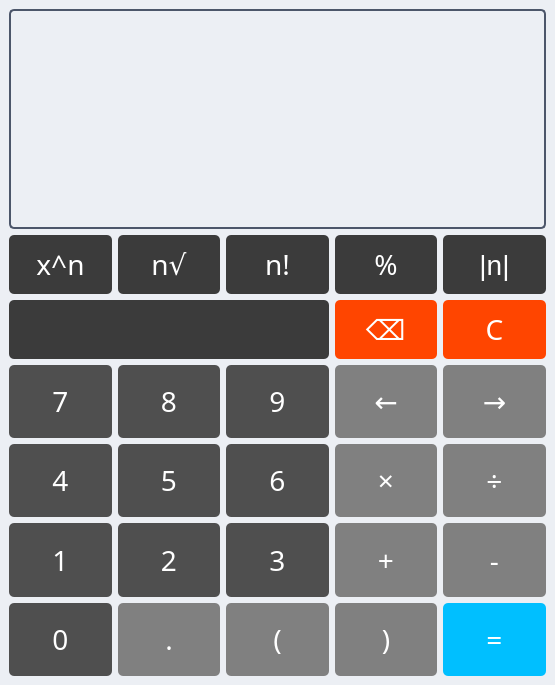
First picture: the form in src/calc.ui, repository Ekuuri/ivs-proj2, before the edit.
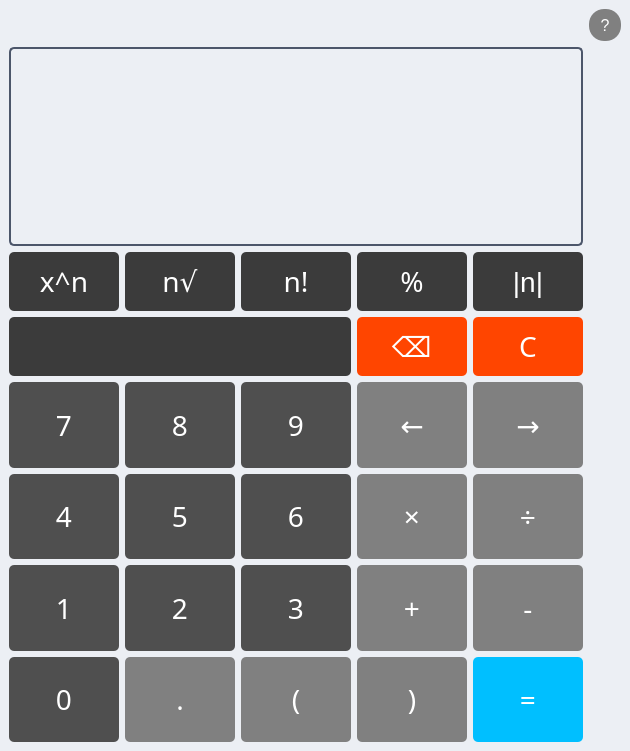
Second picture: the form after the edit.

Commit message: Created Help message button

What changed in the file:
```diff
--- a/src/calc.ui
+++ b/src/calc.ui
@@ -12,8 +12,8 @@
    <rect>
     <x>0</x>
     <y>0</y>
-    <width>555</width>
-    <height>685</height>
+    <width>630</width>
+    <height>751</height>
    </rect>
   </property>
   <property name="sizePolicy">
@@ -24,8 +24,8 @@
   </property>
   <property name="minimumSize">
    <size>
-    <width>555</width>
-    <height>685</height>
+    <width>570</width>
+    <height>695</height>
    </size>
   </property>
   <property name="windowTitle">
@@ -88,6 +88,17 @@
     border-radius: 5px;
 }
 
+/*Help button*/
+QPushButton#ButtonHelp {
+	border-radius: 15px;
+    background-color: #808080;
+    color: white;
+    border: none;
+    width: 12px;
+    height: 12px;
+	font-size: 16px;
+}
+
 /*All Buttons*/
 QPushButton {
     font-size: 28px;
@@ -175,14 +186,21 @@
    </property>
    <property name="minimumSize">
     <size>
-     <width>555</width>
-     <height>685</height>
+     <width>570</width>
+     <height>695</height>
     </size>
    </property>
    <layout class="QGridLayout" name="gridLayout_2">
     <item row="0" column="0">
-     <layout class="QGridLayout" name="gridLayout" rowstretch="6,1,1,2,2,2,2">
-      <item row="0" column="0" colspan="5">
+     <layout class="QGridLayout" name="gridLayout" rowstretch="0,7,2,2,3,3,3,3">
+      <item row="0" column="5">
+       <widget class="QPushButton" name="ButtonHelp">
+        <property name="text">
+         <string>?</string>
+        </property>
+       </widget>
+      </item>
+      <item row="1" column="0" colspan="5">
        <widget class="QLineEdit" name="Display">
         <property name="enabled">
          <bool>true</bool>
@@ -211,7 +229,7 @@
         </property>
        </widget>
       </item>
-      <item row="1" column="0">
+      <item row="2" column="0">
        <widget class="QPushButton" name="ButtonPower">
         <property name="sizePolicy">
          <sizepolicy hsizetype="Expanding" vsizetype="Expanding">
@@ -236,7 +254,7 @@
         </property>
        </widget>
       </item>
-      <item row="1" column="1">
+      <item row="2" column="1">
        <widget class="QPushButton" name="ButtonSqrt">
         <property name="sizePolicy">
          <sizepolicy hsizetype="Expanding" vsizetype="Expanding">
@@ -258,7 +276,7 @@
         </property>
        </widget>
       </item>
-      <item row="1" column="2">
+      <item row="2" column="2">
        <widget class="QPushButton" name="ButtonFactorial">
         <property name="sizePolicy">
          <sizepolicy hsizetype="Expanding" vsizetype="Expanding">
@@ -283,7 +301,7 @@
         </property>
        </widget>
       </item>
-      <item row="1" column="3">
+      <item row="2" column="3">
        <widget class="QPushButton" name="ButtonModulo">
         <property name="sizePolicy">
          <sizepolicy hsizetype="Expanding" vsizetype="Expanding">
@@ -308,7 +326,7 @@
         </property>
        </widget>
       </item>
-      <item row="1" column="4">
+      <item row="2" column="4">
        <widget class="QPushButton" name="ButtonAbsoluteVal">
         <property name="enabled">
          <bool>true</bool>
@@ -330,32 +348,7 @@
         </property>
        </widget>
       </item>
-      <item row="2" column="3">
-       <widget class="QPushButton" name="ButtonDelete">
-        <property name="sizePolicy">
-         <sizepolicy hsizetype="Expanding" vsizetype="Expanding">
-          <horstretch>0</horstretch>
-          <verstretch>0</verstretch>
-         </sizepolicy>
-        </property>
-        <property name="font">
-         <font>
-          <family>Sans Serif</family>
-          <pointsize>-1</pointsize>
-         </font>
-        </property>
-        <property name="autoFillBackground">
-         <bool>false</bool>
-        </property>
-        <property name="text">
-         <string>⌫</string>
-        </property>
-        <property name="shortcut">
-         <string>Backspace</string>
-        </property>
-       </widget>
-      </item>
-      <item row="2" column="4">
+      <item row="3" column="4">
        <widget class="QPushButton" name="ButtonClear">
         <property name="sizePolicy">
          <sizepolicy hsizetype="Expanding" vsizetype="Expanding">
@@ -380,7 +373,57 @@
         </property>
        </widget>
       </item>
-      <item row="3" column="0">
+      <item row="3" column="3">
+       <widget class="QPushButton" name="ButtonDelete">
+        <property name="sizePolicy">
+         <sizepolicy hsizetype="Expanding" vsizetype="Expanding">
+          <horstretch>0</horstretch>
+          <verstretch>0</verstretch>
+         </sizepolicy>
+        </property>
+        <property name="font">
+         <font>
+          <family>Sans Serif</family>
+          <pointsize>-1</pointsize>
+         </font>
+        </property>
+        <property name="autoFillBackground">
+         <bool>false</bool>
+        </property>
+        <property name="text">
+         <string>⌫</string>
+        </property>
+        <property name="shortcut">
+         <string>Backspace</string>
+        </property>
+       </widget>
+      </item>
+      <item row="3" column="0" colspan="3">
+       <widget class="QPushButton" name="ButtonPlaceHolder">
+        <property name="enabled">
+         <bool>false</bool>
+        </property>
+        <property name="sizePolicy">
+         <sizepolicy hsizetype="Expanding" vsizetype="Expanding">
+          <horstretch>0</horstretch>
+          <verstretch>0</verstretch>
+         </sizepolicy>
+        </property>
+        <property name="autoFillBackground">
+         <bool>false</bool>
+        </property>
+        <property name="styleSheet">
+         <string notr="true">#buttonPlaceholder {
+    background-color: #3B4252; 
+    border: none;
+}</string>
+        </property>
+        <property name="text">
+         <string/>
+        </property>
+       </widget>
+      </item>
+      <item row="4" column="0">
        <widget class="QPushButton" name="Button7">
         <property name="sizePolicy">
          <sizepolicy hsizetype="Expanding" vsizetype="Expanding">
@@ -405,7 +448,7 @@
         </property>
        </widget>
       </item>
-      <item row="3" column="1">
+      <item row="4" column="1">
        <widget class="QPushButton" name="Button8">
         <property name="sizePolicy">
          <sizepolicy hsizetype="Expanding" vsizetype="Expanding">
@@ -430,7 +473,7 @@
         </property>
        </widget>
       </item>
-      <item row="3" column="2">
+      <item row="4" column="2">
        <widget class="QPushButton" name="Button9">
         <property name="sizePolicy">
          <sizepolicy hsizetype="Expanding" vsizetype="Expanding">
@@ -455,7 +498,7 @@
         </property>
        </widget>
       </item>
-      <item row="3" column="3">
+      <item row="4" column="3">
        <widget class="QPushButton" name="ButtonLeftArr">
         <property name="sizePolicy">
          <sizepolicy hsizetype="Expanding" vsizetype="Expanding">
@@ -480,7 +523,7 @@
         </property>
        </widget>
       </item>
-      <item row="3" column="4">
+      <item row="4" column="4">
        <widget class="QPushButton" name="ButtonRightArr">
         <property name="sizePolicy">
          <sizepolicy hsizetype="Expanding" vsizetype="Expanding">
@@ -505,7 +548,7 @@
         </property>
        </widget>
       </item>
-      <item row="4" column="0">
+      <item row="5" column="0">
        <widget class="QPushButton" name="Button4">
         <property name="sizePolicy">
          <sizepolicy hsizetype="Expanding" vsizetype="Expanding">
@@ -530,7 +573,7 @@
         </property>
        </widget>
       </item>
-      <item row="4" column="1">
+      <item row="5" column="1">
        <widget class="QPushButton" name="Button5">
         <property name="sizePolicy">
          <sizepolicy hsizetype="Expanding" vsizetype="Expanding">
@@ -555,7 +598,7 @@
         </property>
        </widget>
       </item>
-      <item row="4" column="2">
+      <item row="5" column="2">
        <widget class="QPushButton" name="Button6">
         <property name="sizePolicy">
          <sizepolicy hsizetype="Expanding" vsizetype="Expanding">
@@ -580,7 +623,7 @@
         </property>
        </widget>
       </item>
-      <item row="4" column="3">
+      <item row="5" column="3">
        <widget class="QPushButton" name="ButtonMultiply">
         <property name="sizePolicy">
          <sizepolicy hsizetype="Expanding" vsizetype="Expanding">
@@ -605,7 +648,7 @@
         </property>
        </widget>
       </item>
-      <item row="4" column="4">
+      <item row="5" column="4">
        <widget class="QPushButton" name="ButtonDivide">
         <property name="sizePolicy">
          <sizepolicy hsizetype="Expanding" vsizetype="Expanding">
@@ -630,133 +673,8 @@
         </property>
        </widget>
       </item>
-      <item row="5" column="0">
-       <widget class="QPushButton" name="Button1">
-        <property name="sizePolicy">
-         <sizepolicy hsizetype="Expanding" vsizetype="Expanding">
-          <horstretch>0</horstretch>
-          <verstretch>0</verstretch>
-         </sizepolicy>
-        </property>
-        <property name="font">
-         <font>
-          <family>Sans Serif</family>
-          <pointsize>-1</pointsize>
-         </font>
-        </property>
-        <property name="autoFillBackground">
-         <bool>false</bool>
-        </property>
-        <property name="text">
-         <string>1</string>
-        </property>
-        <property name="shortcut">
-         <string>1</string>
-        </property>
-       </widget>
-      </item>
-      <item row="5" column="1">
-       <widget class="QPushButton" name="Button2">
-        <property name="sizePolicy">
-         <sizepolicy hsizetype="Expanding" vsizetype="Expanding">
-          <horstretch>0</horstretch>
-          <verstretch>0</verstretch>
-         </sizepolicy>
-        </property>
-        <property name="font">
-         <font>
-          <family>Sans Serif</family>
-          <pointsize>-1</pointsize>
-         </font>
-        </property>
-        <property name="autoFillBackground">
-         <bool>false</bool>
-        </property>
-        <property name="text">
-         <string>2</string>
-        </property>
-        <property name="shortcut">
-         <string>2</string>
-        </property>
-       </widget>
-      </item>
-      <item row="5" column="2">
-       <widget class="QPushButton" name="Button3">
-        <property name="sizePolicy">
-         <sizepolicy hsizetype="Expanding" vsizetype="Expanding">
-          <horstretch>0</horstretch>
-          <verstretch>0</verstretch>
-         </sizepolicy>
-        </property>
-        <property name="font">
-         <font>
-          <family>Sans Serif</family>
-          <pointsize>-1</pointsize>
-         </font>
-        </property>
-        <property name="autoFillBackground">
-         <bool>false</bool>
-        </property>
-        <property name="text">
-         <string>3</string>
-        </property>
-        <property name="shortcut">
-         <string>3</string>
-        </property>
-       </widget>
-      </item>
-      <item row="5" column="3">
-       <widget class="QPushButton" name="ButtonAdd">
-        <property name="sizePolicy">
-         <sizepolicy hsizetype="Expanding" vsizetype="Expanding">
-          <horstretch>0</horstretch>
-          <verstretch>0</verstretch>
-         </sizepolicy>
-        </property>
-        <property name="font">
-         <font>
-          <family>Sans Serif</family>
-          <pointsize>-1</pointsize>
-         </font>
-        </property>
-        <property name="autoFillBackground">
-         <bool>false</bool>
-        </property>
-        <property name="text">
-         <string>+</string>
-        </property>
-        <property name="shortcut">
-         <string>+</string>
-        </property>
-       </widget>
-      </item>
-      <item row="5" column="4">
-       <widget class="QPushButton" name="ButtonSubtract">
-        <property name="sizePolicy">
-         <sizepolicy hsizetype="Expanding" vsizetype="Expanding">
-          <horstretch>0</horstretch>
-          <verstretch>0</verstretch>
-         </sizepolicy>
-        </property>
-        <property name="font">
-         <font>
-          <family>Sans Serif</family>
-          <pointsize>-1</pointsize>
-         </font>
-        </property>
-        <property name="autoFillBackground">
-         <bool>false</bool>
-        </property>
-        <property name="text">
-         <string>-</string>
-        </property>
-        <property name="shortcut">
-         <string>-</string>
-        </property>
-       </widget>
-      </item>
       <item row="6" column="0">
-       <widget class="QPushButton" name="Button0">
+       <widget class="QPushButton" name="Button1">
         <property name="sizePolicy">
          <sizepolicy hsizetype="Expanding" vsizetype="Expanding">
           <horstretch>0</horstretch>
@@ -773,7 +691,7 @@
          <bool>false</bool>
         </property>
         <property name="text">
-         <string>0</string>
+         <string>1</string>
         </property>
         <property name="shortcut">
          <string>0</string>
@@ -781,7 +699,7 @@
        </widget>
       </item>
       <item row="6" column="1">
-       <widget class="QPushButton" name="ButtonDecPoint">
+       <widget class="QPushButton" name="Button2">
         <property name="sizePolicy">
          <sizepolicy hsizetype="Expanding" vsizetype="Expanding">
           <horstretch>0</horstretch>
@@ -798,7 +716,7 @@
          <bool>false</bool>
         </property>
         <property name="text">
-         <string>.</string>
+         <string>2</string>
         </property>
         <property name="shortcut">
          <string>.</string>
@@ -806,7 +724,7 @@
        </widget>
       </item>
       <item row="6" column="2">
-       <widget class="QPushButton" name="ButtonOpBracket">
+       <widget class="QPushButton" name="Button3">
         <property name="sizePolicy">
          <sizepolicy hsizetype="Expanding" vsizetype="Expanding">
           <horstretch>0</horstretch>
@@ -823,7 +741,7 @@
          <bool>false</bool>
         </property>
         <property name="text">
-         <string>(</string>
+         <string>3</string>
         </property>
         <property name="shortcut">
          <string>(</string>
@@ -831,7 +749,7 @@
        </widget>
       </item>
       <item row="6" column="3">
-       <widget class="QPushButton" name="ButtonClBracket">
+       <widget class="QPushButton" name="ButtonAdd">
         <property name="sizePolicy">
          <sizepolicy hsizetype="Expanding" vsizetype="Expanding">
           <horstretch>0</horstretch>
@@ -848,7 +766,7 @@
          <bool>false</bool>
         </property>
         <property name="text">
-         <string>)</string>
+         <string>+</string>
         </property>
         <property name="shortcut">
          <string>)</string>
@@ -856,6 +774,31 @@
        </widget>
       </item>
       <item row="6" column="4">
+       <widget class="QPushButton" name="ButtonSubtract">
+        <property name="sizePolicy">
+         <sizepolicy hsizetype="Expanding" vsizetype="Expanding">
+          <horstretch>0</horstretch>
+          <verstretch>0</verstretch>
+         </sizepolicy>
+        </property>
+        <property name="font">
+         <font>
+          <family>Sans Serif</family>
+          <pointsize>-1</pointsize>
+         </font>
+        </property>
+        <property name="autoFillBackground">
+         <bool>false</bool>
+        </property>
+        <property name="text">
+         <string>-</string>
+        </property>
+        <property name="shortcut">
+         <string>-</string>
+        </property>
+       </widget>
+      </item>
+      <item row="7" column="4">
        <widget class="QPushButton" name="ButtonEquals">
         <property name="sizePolicy">
          <sizepolicy hsizetype="Expanding" vsizetype="Expanding">
@@ -880,31 +823,129 @@
         </property>
        </widget>
       </item>
-      <item row="2" column="0" colspan="3">
-       <widget class="QPushButton" name="ButtonPlaceHolder">
-        <property name="enabled">
+      <item row="7" column="3">
+       <widget class="QPushButton" name="ButtonClBracket">
+        <property name="sizePolicy">
+         <sizepolicy hsizetype="Expanding" vsizetype="Expanding">
+          <horstretch>0</horstretch>
+          <verstretch>0</verstretch>
+         </sizepolicy>
+        </property>
+        <property name="font">
+         <font>
+          <family>Sans Serif</family>
+          <pointsize>-1</pointsize>
+         </font>
+        </property>
+        <property name="autoFillBackground">
          <bool>false</bool>
         </property>
+        <property name="text">
+         <string>)</string>
+        </property>
+        <property name="shortcut">
+         <string>)</string>
+        </property>
+       </widget>
+      </item>
+      <item row="7" column="2">
+       <widget class="QPushButton" name="ButtonOpBracket">
         <property name="sizePolicy">
          <sizepolicy hsizetype="Expanding" vsizetype="Expanding">
           <horstretch>0</horstretch>
           <verstretch>0</verstretch>
          </sizepolicy>
         </property>
+        <property name="font">
+         <font>
+          <family>Sans Serif</family>
+          <pointsize>-1</pointsize>
+         </font>
+        </property>
         <property name="autoFillBackground">
          <bool>false</bool>
         </property>
-        <property name="styleSheet">
-         <string notr="true">#buttonPlaceholder {
-    background-color: #3B4252; 
-    border: none;
-}</string>
+        <property name="text">
+         <string>(</string>
         </property>
+        <property name="shortcut">
+         <string>(</string>
+        </property>
+       </widget>
+      </item>
+      <item row="7" column="1">
+       <widget class="QPushButton" name="ButtonDecPoint">
+        <property name="sizePolicy">
+         <sizepolicy hsizetype="Expanding" vsizetype="Expanding">
+          <horstretch>0</horstretch>
+          <verstretch>0</verstretch>
+         </sizepolicy>
+        </property>
+        <property name="font">
+         <font>
+          <family>Sans Serif</family>
+          <pointsize>-1</pointsize>
+         </font>
+        </property>
+        <property name="autoFillBackground">
+         <bool>false</bool>
+        </property>
         <property name="text">
-         <string/>
+         <string>.</string>
         </property>
        </widget>
       </item>
+      <item row="7" column="0">
+       <widget class="QPushButton" name="Button0">
+        <property name="sizePolicy">
+         <sizepolicy hsizetype="Expanding" vsizetype="Expanding">
+          <horstretch>0</horstretch>
+          <verstretch>0</verstretch>
+         </sizepolicy>
+        </property>
+        <property name="font">
+         <font>
+          <family>Sans Serif</family>
+          <pointsize>-1</pointsize>
+         </font>
+        </property>
+        <property name="autoFillBackground">
+         <bool>false</bool>
+        </property>
+        <property name="text">
+         <string>0</string>
+        </property>
+        <property name="shortcut">
+         <string>0</string>
+        </property>
+       </widget>
+      </item>
+      <item row="1" column="5" rowspan="7">
+       <spacer name="verticalSpacer">
+        <property name="orientation">
+         <enum>Qt::Vertical</enum>
+        </property>
+        <property name="sizeHint" stdset="0">
+         <size>
+          <width>20</width>
+          <height>40</height>
+         </size>
+        </property>
+       </spacer>
+      </item>
+      <item row="0" column="0" colspan="5">
+       <spacer name="horizontalSpacer">
+        <property name="orientation">
+         <enum>Qt::Horizontal</enum>
+        </property>
+        <property name="sizeHint" stdset="0">
+         <size>
+          <width>40</width>
+          <height>20</height>
+         </size>
+        </property>
+       </spacer>
+      </item>
      </layout>
     </item>
    </layout>
```
Left out of the diff: 17 changed lines with no effect on the pictures. The commit also changes 2 other files.
